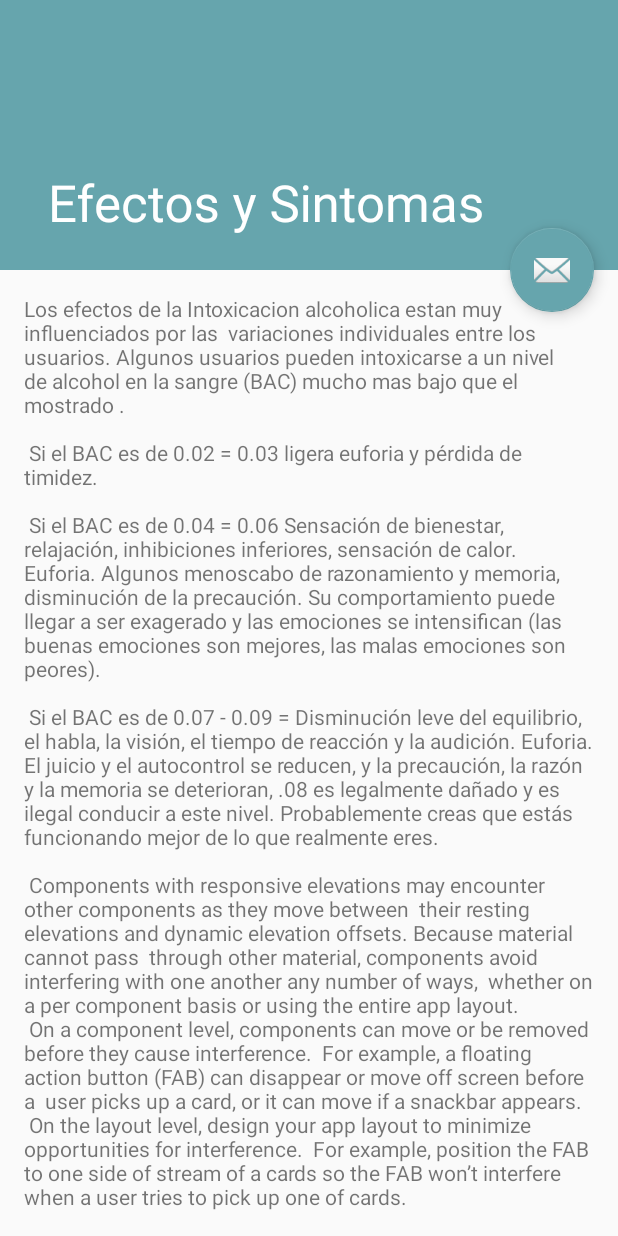
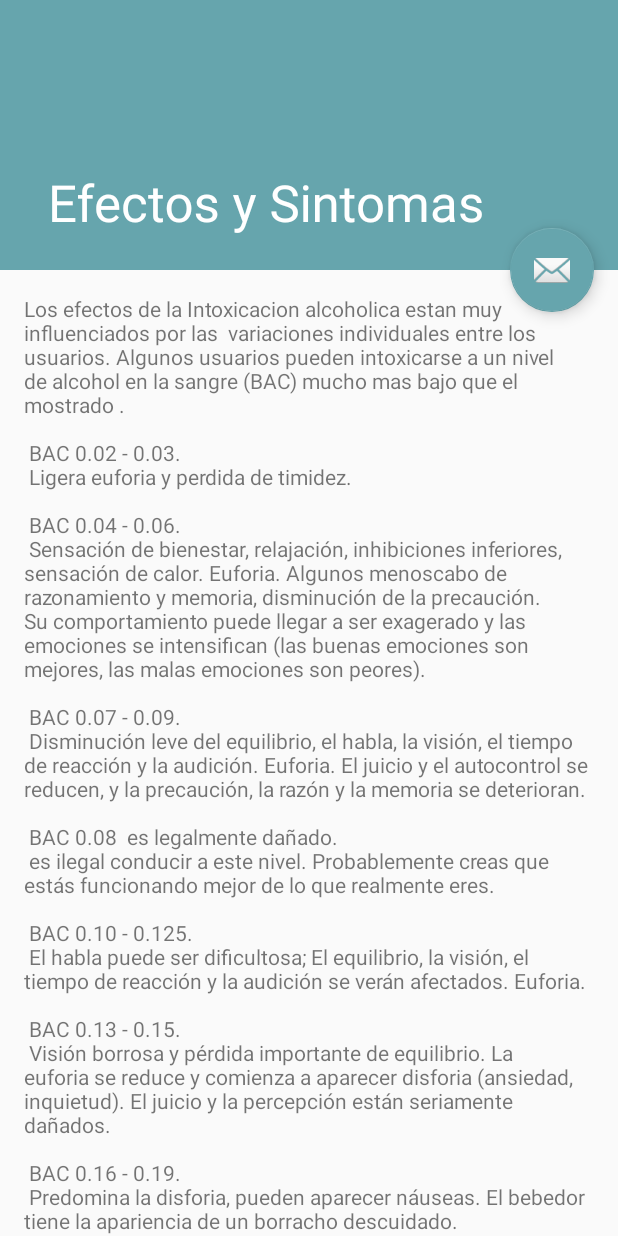
Before and after one commit to xlKennethlx/Mi_Traguito, an Android app: the ScrollingActivityFacts screen opened directly, with no data from a screen before it, on a phone screen of 412 x 824 dp. Run offline under Robolectric (Android 15) with nearby library versions, the phone set to English and light mode, and no system bars.

Commit message:
kk
sring

```diff
--- a/app/src/main/res/layout/content_scrolling_activity_facts.xml
+++ b/app/src/main/res/layout/content_scrolling_activity_facts.xml
@@ -12,6 +12,8 @@
         android:layout_width="wrap_content"
         android:layout_height="wrap_content"
         android:layout_margin="@dimen/text_margin"
-        android:text="@string/large_text" />
+        android:text="@string/large_text"
+        android:textAlignment="textStart"
+        android:textAllCaps="false" />
 
 </android.support.v4.widget.NestedScrollView>
--- a/app/src/main/res/values/strings.xml
+++ b/app/src/main/res/values/strings.xml
@@ -21,34 +21,63 @@
         "variaciones individuales entre los usuarios. Algunos usuarios pueden intoxicarse"
         "a un nivel de alcohol en la sangre (BAC) mucho mas bajo que el mostrado .\n\n"
 
-        "Si el BAC es de 0.02 = 0.03 ligera euforia y pérdida de timidez. \n\n"
+        "BAC 0.02 - 0.03. \n"
+        "Ligera euforia y perdida de timidez. \n\n"
 
-        "Si el BAC es de 0.04 = 0.06 Sensación de bienestar, relajación, inhibiciones"
+        "BAC 0.04 - 0.06. \n"
+        "Sensación de bienestar, relajación, inhibiciones"
         "inferiores, sensación de calor. Euforia. Algunos menoscabo de razonamiento y"
         "memoria, disminución de la precaución. Su comportamiento puede llegar a ser"
         "exagerado y las emociones se intensifican (las buenas emociones son mejores, las"
         "malas emociones son peores). \n\n"
 
-        "Si el BAC es de 0.07 - 0.09 = Disminución leve del equilibrio, el habla, la visión,"
+        "BAC 0.07 - 0.09. \n"
+        "Disminución leve del equilibrio, el habla, la visión,"
         "el tiempo de reacción y la audición. Euforia. El juicio y el autocontrol se reducen,"
-        "y la precaución, la razón y la memoria se deterioran, .08 es legalmente dañado y"
+        "y la precaución, la razón y la memoria se deterioran. \n\n"
+
+        "BAC 0.08  es legalmente dañado. \n"
         "es ilegal conducir a este nivel. Probablemente creas que estás funcionando mejor"
         "de lo que realmente eres. \n\n"
 
+        "BAC 0.10 - 0.125. \n"
+        "El habla puede ser dificultosa; El equilibrio, la visión, el tiempo de reacción"
+        "y la audición se verán afectados. Euforia. \n\n"
+
+        "BAC 0.13 - 0.15. \n"
+        "Visión borrosa y pérdida importante de equilibrio."
+        "La euforia se reduce y comienza a aparecer disforia (ansiedad, inquietud)."
+        "El juicio y la percepción están seriamente dañados. \n\n"
+
+        "BAC 0.16 - 0.19. \n"
+        "Predomina la disforia, pueden aparecer náuseas."
+        "El bebedor tiene la apariencia de un "borracho descuidado.\n"
+
+        "BAC 0.20 - 0.24 \n"
+        "Abatido aturdido, confundido o de otra manera"
+        "desorientado. Puede necesitar ayuda para pararse o caminar. Si usted"
+        "se lastima usted puede no sentir el dolor. Algunas personas "
+        "experimentan náuseas y vómitos en este nivel. El reflejo de la"
+        "mordaza se ve afectado y se puede ahogar si se vomita. Los apagones son "
+        "probables en este nivel así que usted puede no recordar"
+        "lo que ha sucedido. \n\n"
+
+        "BAC 0.25 - 0.29. \n"
+        "Todas las funciones mentales, físicas y sensoriales están gravemente afectadas."
+        " Aumento del riesgo de asfixia por asfixia por vómito y delesiones graves"
+        "por caídas u otros accidentes. \n\n"
+
+        "BAC 0.30 - 0.34. \n"
+        "Tienes poca comprensión de dónde estás."
+        "Usted puede desmayarse repentinamente y ser difícil de despertar. \n\n"
+
+        "BAC 0.35 - 0.39. \n"
+        "Coma es posible. Este es el nivel de anestesia quirúrgica. \n\n"
+
+        "BAC 0.40 + \n"
+        "Comienzo del coma y posible muerte por paro respiratorio. \n\n"
 
 
-
-
-        "Components with responsive elevations may encounter other components as they move between "
-        "their resting elevations and dynamic elevation offsets. Because material cannot pass "
-        "through other material, components avoid interfering with one another any number of ways, "
-        "whether on a per component basis or using the entire app layout.\n"
-        "On a component level, components can move or be removed before they cause interference. "
-        "For example, a floating action button (FAB) can disappear or move off screen before a "
-        "user picks up a card, or it can move if a snackbar appears.\n"
-        "On the layout level, design your app layout to minimize opportunities for interference. "
-        "For example, position the FAB to one side of stream of a cards so the FAB won’t interfere "
-        "when a user tries to pick up one of cards.\n\n"
     </string>
 
 
```
